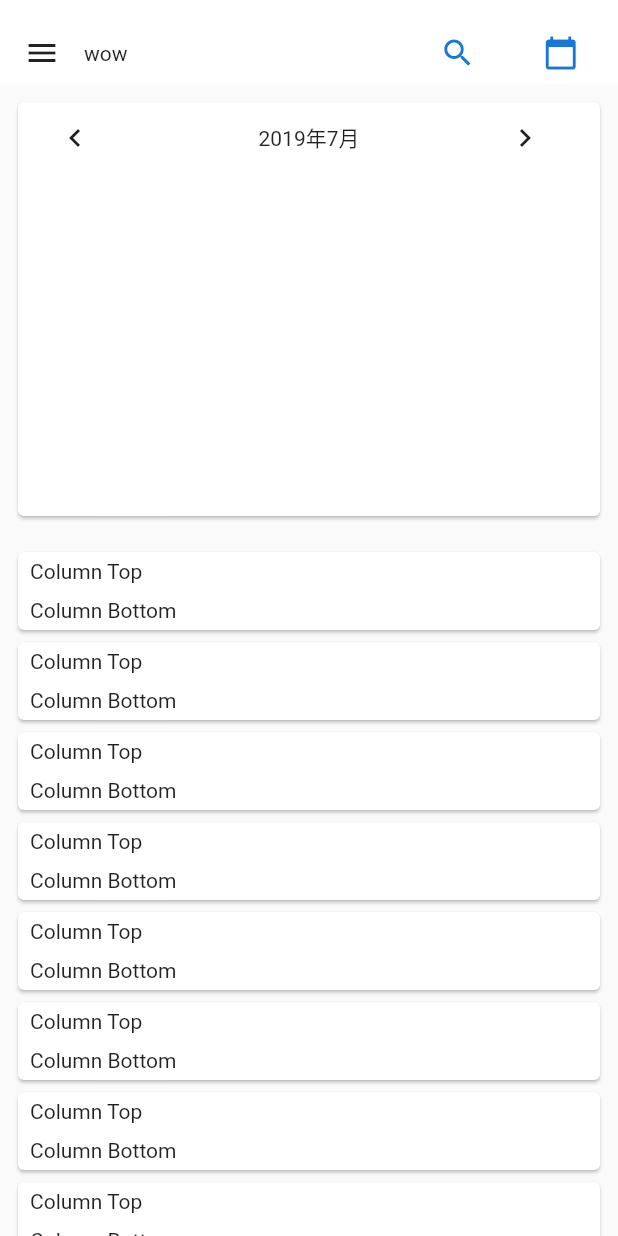
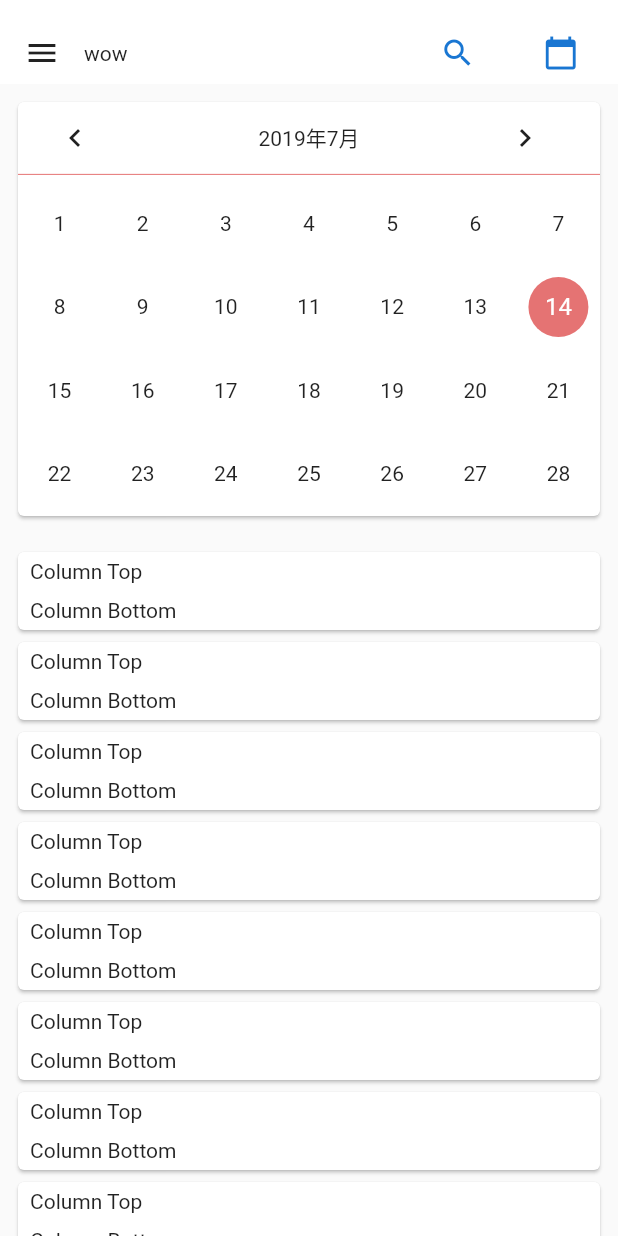
Before and after one commit to flalaorg/flamingo_diary, a Flutter app: the screen it shows after launch, after a tap on the "navigate before" icon, after a tap on the "navigate next" icon, on a phone screen of 412 x 824 dp. Run offline on Flutter 3.47's test engine with Material 2 defaults, Android fonts, the phone set to English and light mode, and no system bars; network calls fail.

Commit message:
feat: 日历部分完成

```diff
--- /dev/null
+++ b/lib/util/calendarSwitch.dart
@@ -0,0 +1,29 @@
+
+class CalendarSwitch {
+
+  CalendarSwitch._internal();
+
+  factory CalendarSwitch.getInstance() => CalendarSwitch._internal();
+
+  int everyMonthToDayNum(int index) {
+    int temp;
+    switch (index) {
+      case 1: case 3: case 5: case 7: case 8: case 10: case 12:
+        temp = 31;
+        break;
+      case 2:
+        DateTime.now().year % 4 == 0 ? temp = 29 : temp = 28;
+        break;
+      case 4: case 6: case 9: case 11:
+        temp = 30;
+        break;
+    }
+
+    return temp;
+  }
+
+  bool isMonth(int month) => month == DateTime.now().month ? true : false;
+
+  bool isToday(int day) =>  day == DateTime.now().day
+      ? true : false;
+}
--- a/lib/widget/CalendarWidget.dart
+++ b/lib/widget/CalendarWidget.dart
@@ -1,4 +1,5 @@
 import 'package:flutter/material.dart';
+import 'package:flamingo_diary/util/calendarSwitch.dart';
 
 class CalendarWidget extends StatefulWidget {
   @override
@@ -59,6 +60,27 @@ class _CalendarWidgetState extends State<CalendarWidget> {
                       label: Text("")),
                 )
               ],
+            ),
+            Divider(
+              height: 0.5,
+              color: Colors.red[300],
+            ),
+            Expanded(
+              flex: 4,
+              child: Container(
+                padding: EdgeInsets.only(top: 5.0),
+                child: Center(
+                  child: GridView.builder(
+                    itemCount: CalendarSwitch.getInstance().everyMonthToDayNum(position + 1),
+                    gridDelegate: SliverGridDelegateWithFixedCrossAxisCount(crossAxisCount: 7),
+                    itemBuilder: (context, index) {
+                      return Center(
+                        child: dayWidgetSwitch(position + 1, index + 1),
+                      );
+                    },
+                  ),
+                ),
+              ),
             )
           ],
         ),
@@ -68,14 +90,25 @@ class _CalendarWidgetState extends State<CalendarWidget> {
   void previousMonth(int index) {
     setState(() {
       if (index > 0)
-        _pageController.animateToPage(index - 1, duration: Duration(milliseconds: 1000), curve: Curves.easeIn);
+        _pageController.animateToPage(index - 1, duration: Duration(milliseconds: 500), curve: Curves.easeIn);
     });
   }
 
   void nextMonth(int index) {
     setState(() {
       if(index < 11)
-        _pageController.animateToPage(index + 1, duration: Duration(milliseconds: 1000), curve: Curves.easeIn);
+        _pageController.animateToPage(index + 1, duration: Duration(milliseconds: 500), curve: Curves.easeIn);
     });
   }
+
+  Widget dayWidgetSwitch (int month, int day) => CalendarSwitch.getInstance().isToday(day)
+      && CalendarSwitch.getInstance().isMonth(month)
+      ? todayWidget(day) : otherWidget(day);
+
+  Widget todayWidget(int index) => CircleAvatar(
+    backgroundColor: Colors.red[300],
+    child: Text(index.toString(), style: TextStyle(color: Colors.white),),
+  );
+
+  Widget otherWidget(int index) => Text(index.toString());
 }
```
